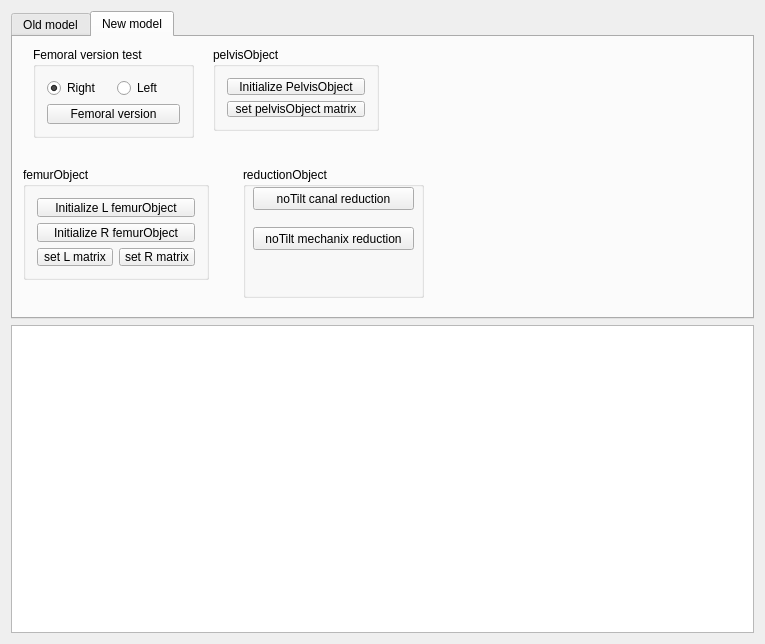
Qt form Plugins/org.mitk.lancet.hipplanning/src/internal/THAPlanningControls.ui (zhaomengxiao/LancetMITK-Adition) before a commit.
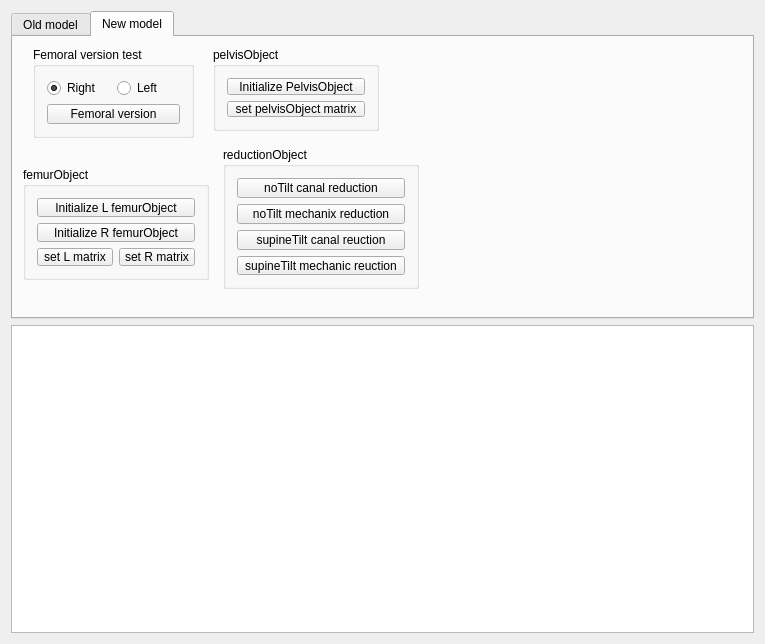
The same form after that commit.

Commit message: THAplanning(Feature): 4 reduction modes fulfilled

The edit to the form file:
```diff
--- a/Plugins/org.mitk.lancet.hipplanning/src/internal/THAPlanningControls.ui
+++ b/Plugins/org.mitk.lancet.hipplanning/src/internal/THAPlanningControls.ui
@@ -20,6 +20,9 @@
    <string>QmitkTemplate</string>
   </property>
   <layout class="QGridLayout" name="gridLayout">
+   <item row="1" column="0">
+    <widget class="QTextBrowser" name="textBrowser"/>
+   </item>
    <item row="0" column="0">
     <widget class="QTabWidget" name="tabWidget">
      <property name="currentIndex">
@@ -296,47 +299,48 @@
       <widget class="QGroupBox" name="groupBox_4">
        <property name="geometry">
         <rect>
-         <x>230</x>
-         <y>130</y>
-         <width>181</width>
-         <height>131</height>
+         <x>210</x>
+         <y>110</y>
+         <width>196</width>
+         <height>142</height>
         </rect>
        </property>
        <property name="title">
         <string>reductionObject</string>
        </property>
+       <layout class="QGridLayout" name="gridLayout_6">
+        <item row="0" column="0">
        <widget class="QPushButton" name="pushButton_noTiltCanalReduction">
-        <property name="geometry">
-         <rect>
-          <x>10</x>
-          <y>20</y>
-          <width>161</width>
-          <height>23</height>
-         </rect>
-        </property>
         <property name="text">
          <string>noTilt canal reduction</string>
         </property>
        </widget>
+        </item>
+        <item row="1" column="0">
        <widget class="QPushButton" name="pushButton_noTiltMechanicReduction">
-        <property name="geometry">
-         <rect>
-          <x>10</x>
-          <y>60</y>
-          <width>161</width>
-          <height>23</height>
-         </rect>
-        </property>
         <property name="text">
          <string>noTilt mechanix reduction</string>
         </property>
        </widget>
-      </widget>
-     </widget>
-    </widget>
-   </item>
-   <item row="1" column="0">
-    <widget class="QTextBrowser" name="textBrowser"/>
+        </item>
+        <item row="2" column="0">
+         <widget class="QPushButton" name="pushButton_supineCanalReduction">
+          <property name="text">
+           <string>supineTilt canal reuction</string>
+          </property>
+         </widget>
+        </item>
+        <item row="3" column="0">
+         <widget class="QPushButton" name="pushButton_supineMechanicReduction">
+          <property name="text">
+           <string>supineTilt mechanic reuction</string>
+          </property>
+         </widget>
+        </item>
+       </layout>
+      </widget>
+     </widget>
+    </widget>
    </item>
   </layout>
  </widget>
```
Lines whose indentation alone changed are shown as unchanged. The commit also changes 3 other files.
